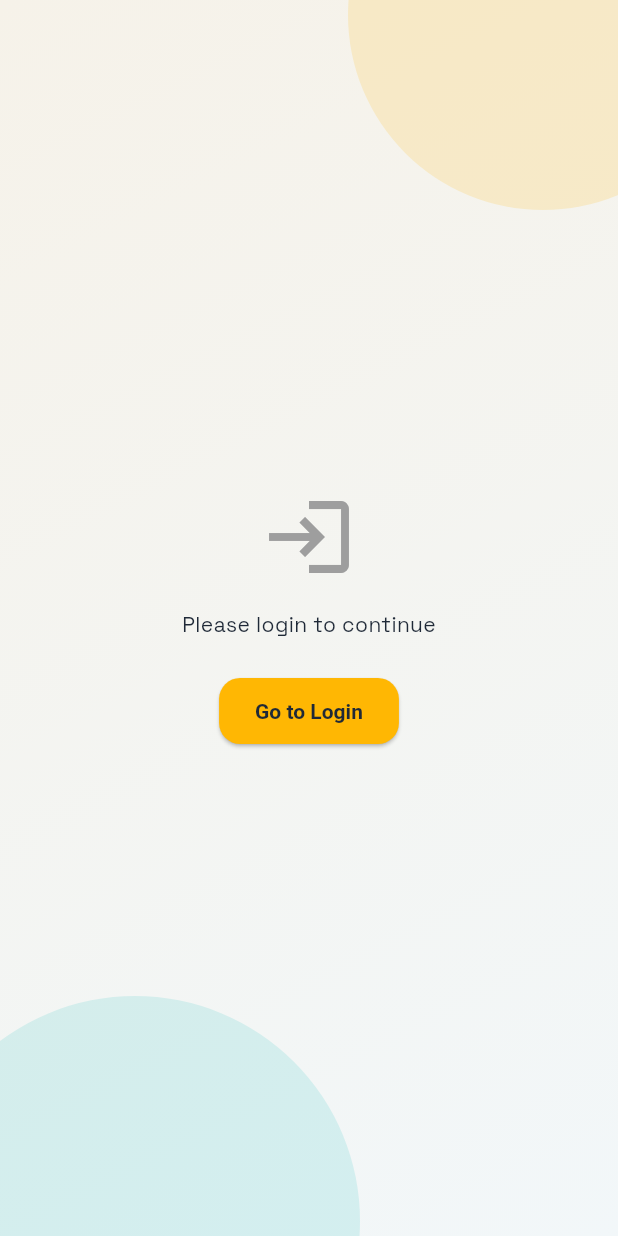
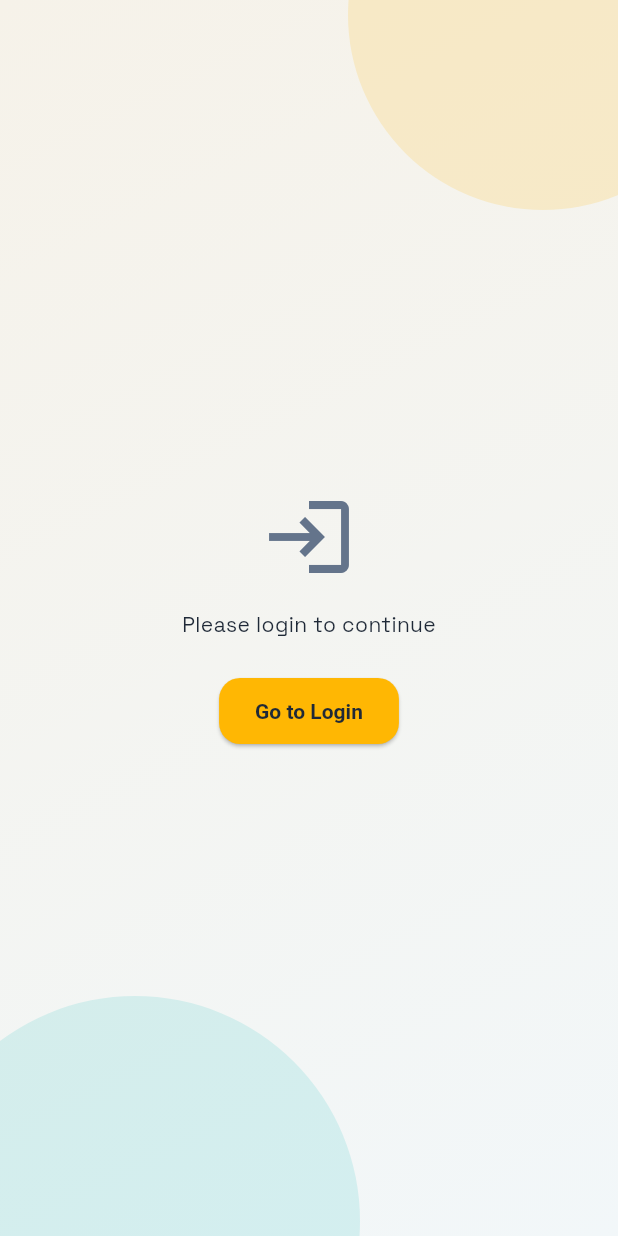
Before and after one commit to InfinityxR9/SmartMess, a Flutter app: the HomeScreen screen opened by its route, on a phone screen of 412 x 824 dp. Run offline on Flutter 3.47's test engine with Material 3 defaults, Android fonts, the phone set to English and light mode, and no system bars; our stand-ins replace cloud_firestore, firebase_auth, firebase_core, permission_handler, qr_flutter; missing offline and left inert: mobile_scanner; accounts and stored records are empty.

Commit message:
further changes in ui

```diff
--- a/frontend/lib/main.dart
+++ b/frontend/lib/main.dart
@@ -107,6 +107,8 @@ class SmartMessApp extends StatelessWidget {
           fontFamily: 'SpaceGrotesk',
           textTheme: textTheme,
           scaffoldBackgroundColor: Colors.transparent,
+          disabledColor: AppColors.inkMuted.withValues(alpha: 0.6),
+          hintColor: AppColors.inkMuted,
           appBarTheme: AppBarTheme(
             backgroundColor: colorScheme.primary,
             foregroundColor: Colors.white,
@@ -158,6 +160,8 @@ class SmartMessApp extends StatelessWidget {
           inputDecorationTheme: InputDecorationTheme(
             filled: true,
             fillColor: colorScheme.surface,
+            hintStyle: TextStyle(color: AppColors.inkMuted),
+            labelStyle: TextStyle(color: AppColors.inkMuted),
             border: OutlineInputBorder(
               borderRadius: BorderRadius.circular(AppRadii.md),
               borderSide: BorderSide(color: colorScheme.outline),
@@ -175,7 +179,7 @@ class SmartMessApp extends StatelessWidget {
           chipTheme: ChipThemeData(
             backgroundColor: colorScheme.surfaceVariant,
             labelStyle: TextStyle(
-              color: colorScheme.onSurfaceVariant,
+              color: AppColors.ink,
               fontWeight: FontWeight.w600,
             ),
             side: BorderSide(color: colorScheme.outlineVariant),
--- a/frontend/lib/screens/home_screen.dart
+++ b/frontend/lib/screens/home_screen.dart
@@ -10,6 +10,7 @@ import 'package:smart_mess/screens/manager_portal_tabs_screen.dart';
 import 'package:smart_mess/screens/rating_screen.dart';
 import 'package:smart_mess/screens/student_portal_tabs_screen.dart';
 import 'package:smart_mess/utils/meal_time.dart';
+import 'package:smart_mess/theme/app_tokens.dart';
 
 class HomeScreen extends StatefulWidget {
   const HomeScreen({Key? key}) : super(key: key);
@@ -39,14 +40,14 @@ class _HomeScreenState extends State<HomeScreen> {
               child: Column(
                 mainAxisAlignment: MainAxisAlignment.center,
                 children: [
-                  const Icon(Icons.error_outline, size: 64, color: Color(0xFFE63946)),
+                  const Icon(Icons.error_outline, size: 64, color: AppColors.danger),
                   SizedBox(height: 16),
                   Text('Error'),
                   SizedBox(height: 8),
                   Text(
                     authProvider.error!,
                     textAlign: TextAlign.center,
-                    style: const TextStyle(color: Color(0xFFE63946), fontSize: 14),
+                    style: const TextStyle(color: AppColors.danger, fontSize: 14),
                   ),
                   SizedBox(height: 24),
                   ElevatedButton(
@@ -106,7 +107,7 @@ class _HomeScreenState extends State<HomeScreen> {
                                       ? Icons.person
                                       : Icons.admin_panel_settings,
                                   size: 40,
-                                  color: Color(0xFF0B3954),
+                                  color: AppColors.primary,
                                 ),
                                 SizedBox(width: 16),
                                 Expanded(
@@ -124,7 +125,7 @@ class _HomeScreenState extends State<HomeScreen> {
                                         authProvider.isStudent ? 'Student' : 'Manager',
                                         style: TextStyle(
                                           fontSize: 14,
-                                          color: Colors.grey[600],
+                                          color: AppColors.inkMuted,
                                         ),
                                       ),
                                       if (authProvider.isStudent)
@@ -132,7 +133,7 @@ class _HomeScreenState extends State<HomeScreen> {
                                           'ID: ${authProvider.enrollmentId}',
                                           style: TextStyle(
                                             fontSize: 12,
-                                            color: Colors.grey[500],
+                                            color: AppColors.inkMuted,
                                           ),
                                         ),
                                     ],
@@ -164,7 +165,7 @@ class _HomeScreenState extends State<HomeScreen> {
                             SizedBox(height: 16),
                             Row(
                               children: [
-                                Icon(Icons.restaurant, color: Color(0xFF0B3954)),
+                                Icon(Icons.restaurant, color: AppColors.primary),
                                 SizedBox(width: 12),
                                 Expanded(
                                   child: Column(
@@ -174,7 +175,7 @@ class _HomeScreenState extends State<HomeScreen> {
                                         'Mess Name',
                                         style: TextStyle(
                                           fontSize: 12,
-                                          color: Colors.grey[600],
+                                          color: AppColors.inkMuted,
                                         ),
                                       ),
                                       Text(
@@ -192,7 +193,7 @@ class _HomeScreenState extends State<HomeScreen> {
                             SizedBox(height: 12),
                             Row(
                               children: [
-                                Icon(Icons.code, color: Color(0xFF0B3954)),
+                                Icon(Icons.code, color: AppColors.primary),
                                 SizedBox(width: 12),
                                 Expanded(
                                   child: Column(
@@ -202,7 +203,7 @@ class _HomeScreenState extends State<HomeScreen> {
                                         'Mess Code',
                                         style: TextStyle(
                                           fontSize: 12,
-                                          color: Colors.grey[600],
+                                          color: AppColors.inkMuted,
                                         ),
                                       ),
                                       Text(
@@ -220,7 +221,7 @@ class _HomeScreenState extends State<HomeScreen> {
                             SizedBox(height: 12),
                             Row(
                               children: [
-                                Icon(Icons.badge, color: Color(0xFF0B3954)),
+                                Icon(Icons.badge, color: AppColors.primary),
                                 SizedBox(width: 12),
                                 Expanded(
                                   child: Column(
@@ -230,7 +231,7 @@ class _HomeScreenState extends State<HomeScreen> {
                                         'Manager Name',
                                         style: TextStyle(
                                           fontSize: 12,
-                                          color: Colors.grey[600],
+                                          color: AppColors.inkMuted,
                                         ),
                                       ),
                                       Text(
@@ -248,7 +249,7 @@ class _HomeScreenState extends State<HomeScreen> {
                             SizedBox(height: 12),
                             Row(
                               children: [
-                                Icon(Icons.email, color: Color(0xFF0B3954)),
+                                Icon(Icons.email, color: AppColors.primary),
                                 SizedBox(width: 12),
                                 Expanded(
                                   child: Column(
@@ -258,7 +259,7 @@ class _HomeScreenState extends State<HomeScreen> {
                                         'Manager Email',
                                         style: TextStyle(
                                           fontSize: 12,
-                                          color: Colors.grey[600],
+                                          color: AppColors.inkMuted,
                                         ),
                                       ),
                                       Text(
@@ -299,7 +300,7 @@ class _HomeScreenState extends State<HomeScreen> {
                           _buildActionCard(
                             icon: Icons.qr_code_scanner,
                             title: 'Mark Attendance',
-                            color: Color(0xFF0B3954),
+                            color: AppColors.primary,
                             onTap: () {
                               final slot = getCurrentMealSlot();
                               if (slot == null) {
@@ -324,7 +325,7 @@ class _HomeScreenState extends State<HomeScreen> {
                           _buildActionCard(
                             icon: Icons.star,
                             title: 'Submit Review',
-                            color: Color(0xFFE63946),
+                            color: AppColors.danger,
                             onTap: () {
                               Navigator.of(context).push(
                                 MaterialPageRoute(
@@ -336,7 +337,7 @@ class _HomeScreenState extends State<HomeScreen> {
                           _buildActionCard(
                             icon: Icons.restaurant_menu,
                             title: 'View Menu',
-                            color: Color(0xFF17BEBB),
+                            color: AppColors.accent,
                             onTap: () {
                               Navigator.of(context).push(
                                 MaterialPageRoute(
@@ -348,7 +349,7 @@ class _HomeScreenState extends State<HomeScreen> {
                           _buildActionCard(
                             icon: Icons.bar_chart,
                             title: 'Analytics & Predictions',
-                            color: Color(0xFF9C27B0),
+                            color: AppColors.primary,
                             onTap: () {
                               Navigator.of(context).push(
                                 MaterialPageRoute(
@@ -380,7 +381,7 @@ class _HomeScreenState extends State<HomeScreen> {
                           _buildActionCard(
                             icon: Icons.show_chart,
                             title: 'Prediction + Analysis',
-                            color: Color(0xFF0B3954),
+                            color: AppColors.primary,
                             onTap: () {
                               Navigator.of(context).push(
                                 MaterialPageRoute(
@@ -394,7 +395,7 @@ class _HomeScreenState extends State<HomeScreen> {
                           _buildActionCard(
                             icon: Icons.qr_code,
                             title: 'Generate QR',
-                            color: Color(0xFF0B3954),
+                            color: AppColors.primary,
                             onTap: () {
                               final slot = getCurrentMealSlot();
                               if (slot == null) {
@@ -419,7 +420,7 @@ class _HomeScreenState extends State<HomeScreen> {
                           _buildActionCard(
                             icon: Icons.checklist,
                             title: 'Mark Attendance',
-                            color: Color(0xFFE63946),
+                            color: AppColors.danger,
                             onTap: () {
                               final slot = getCurrentMealSlot();
                               if (slot == null) {
@@ -443,7 +444,7 @@ class _HomeScreenState extends State<HomeScreen> {
                           _buildActionCard(
                             icon: Icons.menu_book,
                             title: 'Create Menu',
-                            color: Color(0xFF17BEBB),
+                            color: AppColors.accent,
                             onTap: () {
                               Navigator.of(context).push(
                                 MaterialPageRoute(
@@ -469,7 +470,8 @@ class _HomeScreenState extends State<HomeScreen> {
                         icon: Icon(Icons.logout),
                         label: Text('Logout'),
                         style: ElevatedButton.styleFrom(
-                          backgroundColor: const Color(0xFFE63946),
+                          backgroundColor: AppColors.danger,
+                          foregroundColor: Colors.white,
                           padding: EdgeInsets.symmetric(vertical: 12),
                         ),
                       ),
@@ -486,8 +488,8 @@ class _HomeScreenState extends State<HomeScreen> {
           body: Center(
             child: Column(
               mainAxisAlignment: MainAxisAlignment.center,
-              children: [
-                Icon(Icons.login, size: 64, color: Colors.grey),
+                children: [
+                Icon(Icons.login, size: 64, color: AppColors.inkMuted),
                 SizedBox(height: 16),
                 Text('Please login to continue'),
                 SizedBox(height: 24),
--- a/frontend/lib/theme/app_tokens.dart
+++ b/frontend/lib/theme/app_tokens.dart
@@ -15,6 +15,11 @@ class AppColors {
   static const Color surfaceAlt = Color(0xFFF2F7F9);
   static const Color outline = Color(0xFFD0D7DE);
   static const Color outlineSubtle = Color(0xFFE6EBEF);
+
+  static Color onColor(Color background) {
+    final brightness = ThemeData.estimateBrightnessForColor(background);
+    return brightness == Brightness.dark ? Colors.white : AppColors.ink;
+  }
 }
 
 class AppGradients {
```
Also changed, not shown: frontend/lib/screens/attendance_view_screen.dart (+29 -21 lines), frontend/lib/screens/crowd_dashboard_screen.dart (+18 -5 lines), frontend/lib/screens/manual_attendance_screen.dart (+16 -13 lines), frontend/lib/screens/menu_creation_screen.dart (+17 -15 lines), frontend/lib/screens/menu_screen.dart (+15 -14 lines), frontend/lib/screens/mess_selection_screen.dart (+5 -4 lines), frontend/lib/screens/qr_generator_screen.dart (+18 -16 lines), frontend/lib/screens/qr_scanner_screen.dart (+11 -11 lines), frontend/lib/screens/rating_screen.dart (+21 -20 lines).
